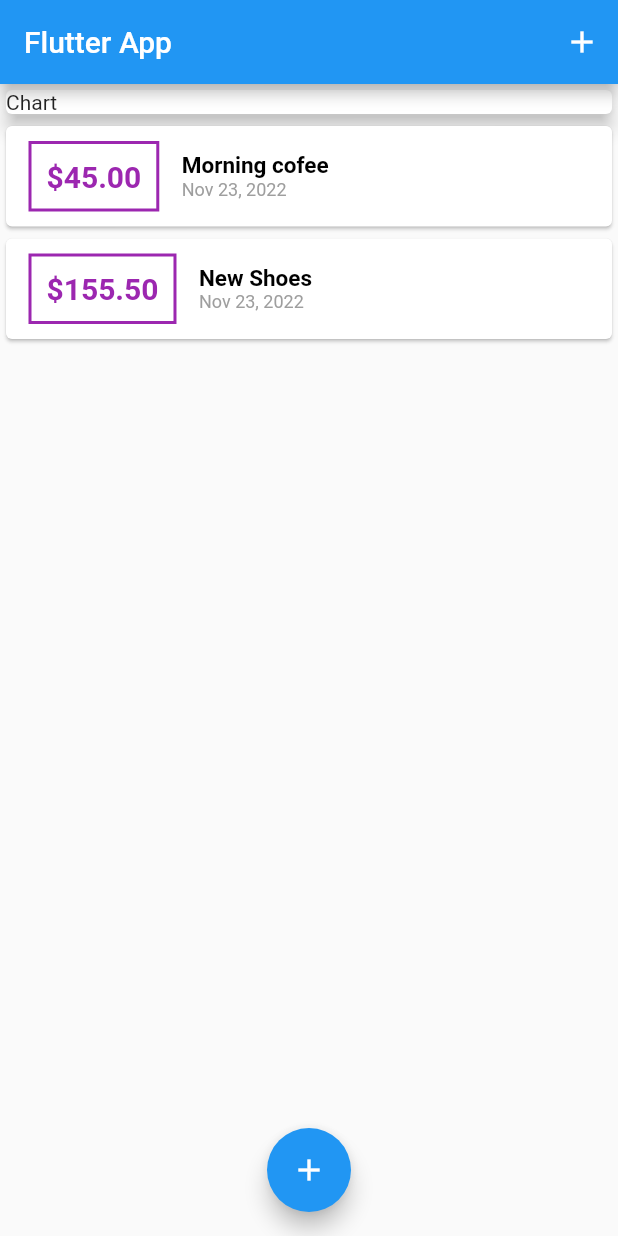
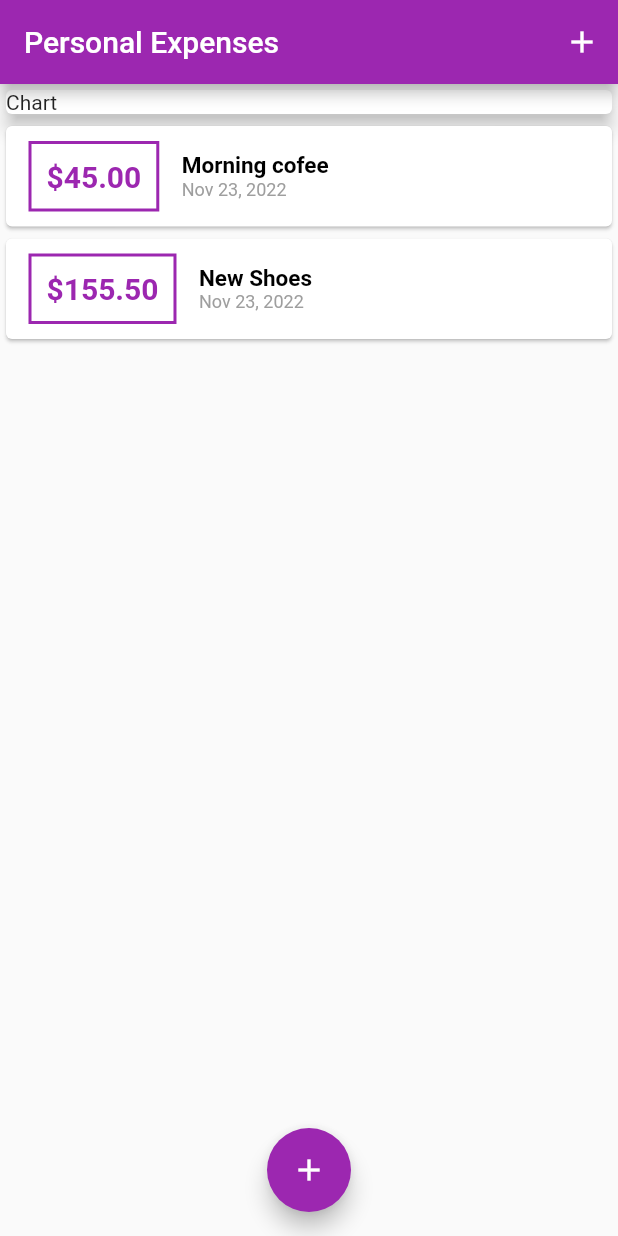
Before and after one commit to deolexx/flutter_personal_expenses_app, a Flutter app: the screen it shows after launch, on a phone screen of 412 x 824 dp. Run offline on Flutter 3.47's test engine with Material 2 defaults, Android fonts, the phone set to English and light mode, and no system bars.

Commit message:
add theme support with ThemeData widget

```diff
--- a/lib/main.dart
+++ b/lib/main.dart
@@ -12,7 +12,8 @@ class MyApp extends StatelessWidget {
   Widget build(BuildContext context) {
     return MaterialApp(
       home: MyHomePage(),
-      title: 'MyApp',
+      title: 'Personal Expenses',
+      theme: ThemeData(primarySwatch:Colors.purple),
     );
   }
 }
@@ -56,7 +57,7 @@ class _MyHomePageState extends State<MyHomePage> {
   Widget build(BuildContext context) {
     return Scaffold(
       appBar: AppBar(
-        title: const Text('Flutter App'),
+        title: const Text('Personal Expenses'),
         actions: [IconButton(onPressed:()=> _startAddNewTransaction(context) , icon: Icon(Icons.add))],
       ),
       body: SingleChildScrollView(
--- a/lib/widgets/transaction_list.dart
+++ b/lib/widgets/transaction_list.dart
@@ -21,7 +21,7 @@ class TransactionList extends StatelessWidget {
                   margin: const EdgeInsets.symmetric(
                       vertical: 10, horizontal: 15),
                   decoration: BoxDecoration(
-                    border: Border.all(color: Colors.purple, width: 2),
+                    border: Border.all(color: Theme.of(context).primaryColor, width: 2),
                   ),
                   child: Text(
                     '\$${transactions[index].amount.toStringAsFixed(2)}',
```
